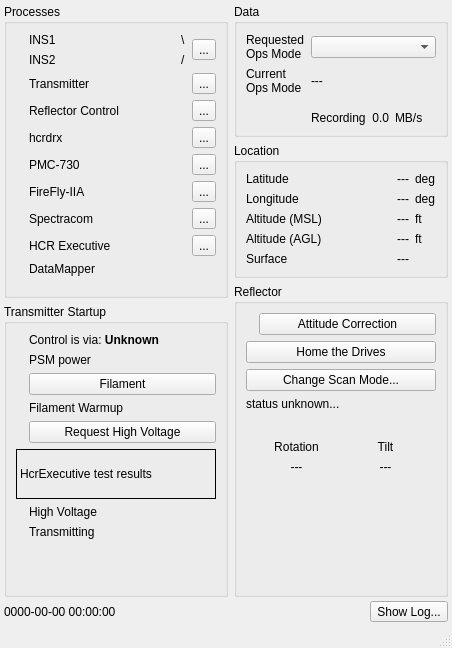
This is src/hcrgui/HcrGuiMainWindow.ui in NCAR/HCR_instrument as Qt 5 draws it before an edit. The edited form follows.
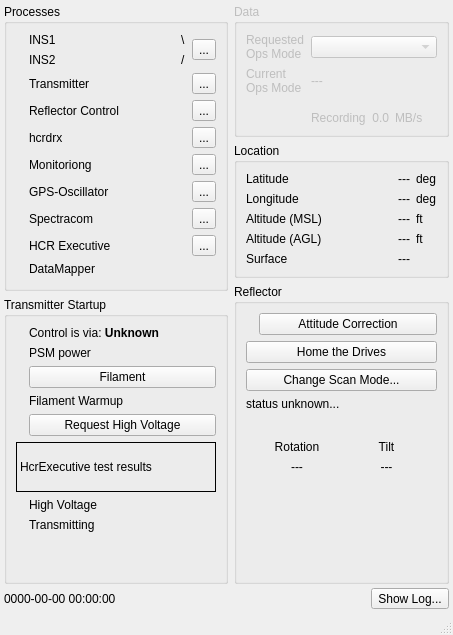
This is the edited form. Icons and pictures are not drawn.

```diff
--- a/src/hcrgui/HcrGuiMainWindow.ui
+++ b/src/hcrgui/HcrGuiMainWindow.ui
@@ -6,8 +6,8 @@
    <rect>
     <x>0</x>
     <y>0</y>
-    <width>452</width>
-    <height>648</height>
+    <width>453</width>
+    <height>635</height>
    </rect>
   </property>
   <property name="sizePolicy">
@@ -115,7 +115,7 @@
              <item row="6" column="3">
               <widget class="QLabel" name="fireflydStatusLabel">
                <property name="text">
-                <string>FireFly-IIA</string>
+                <string>GPS-Oscillator</string>
                </property>
               </widget>
              </item>
@@ -329,7 +329,7 @@
              <item row="5" column="3">
               <widget class="QLabel" name="pmc730StatusLabel">
                <property name="text">
-                <string>PMC-730</string>
+                <string>Monitoriong</string>
                </property>
               </widget>
              </item>
@@ -690,6 +690,9 @@
           </property>
           <item>
            <widget class="QGroupBox" name="dataBox">
+            <property name="enabled">
+             <bool>false</bool>
+            </property>
             <property name="sizePolicy">
              <sizepolicy hsizetype="Preferred" vsizetype="Preferred">
               <horstretch>0</horstretch>
```
Left out of the diff: 103 changed lines with no effect on the pictures.
